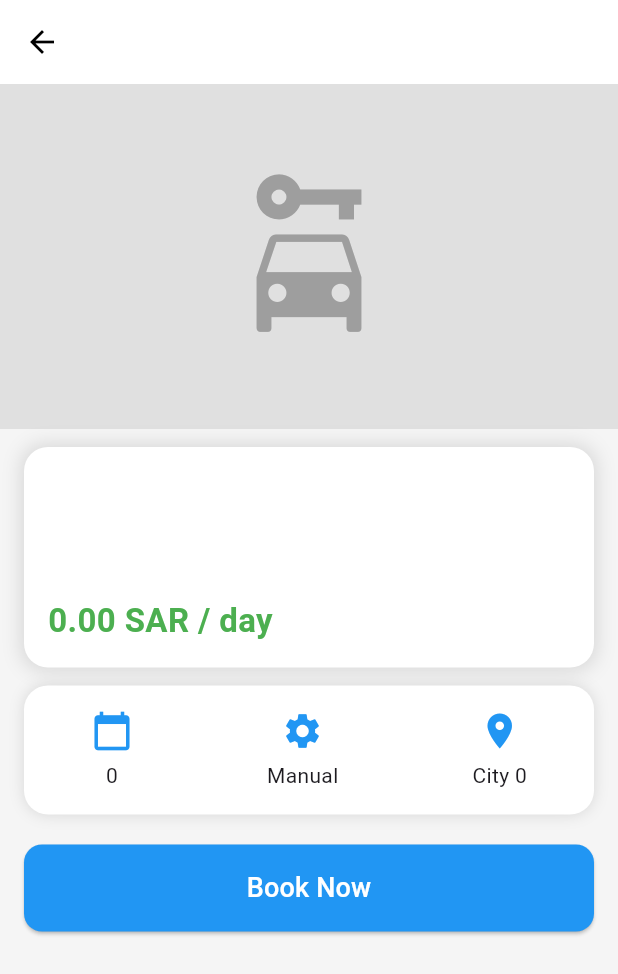
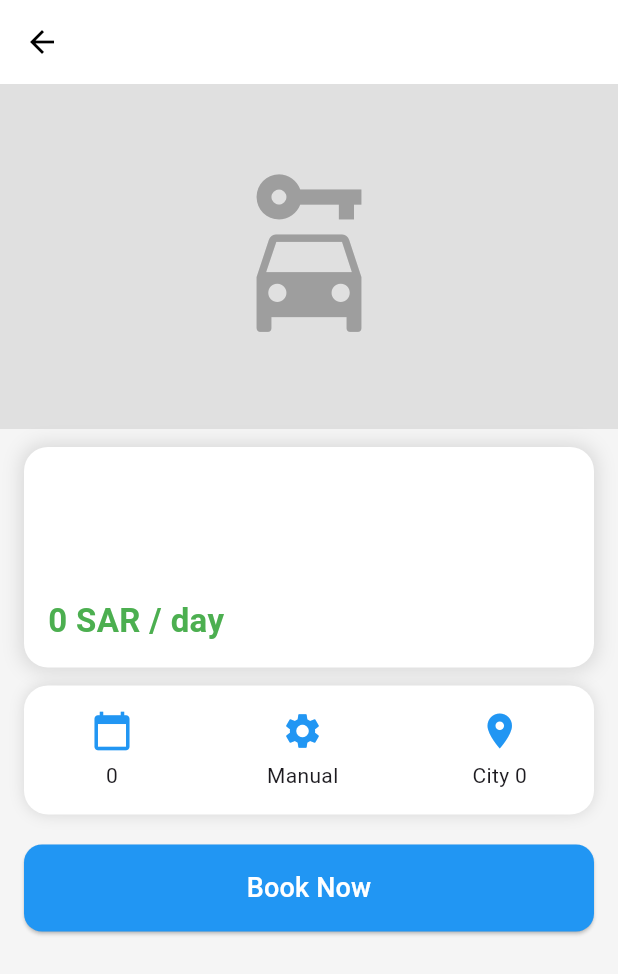
Before and after one commit to amersohail123/rental_app, a Flutter app: the CarDetailsScreen screen opened directly with empty values, on a phone screen of 412 x 824 dp. Shown: the top 974 px of the screen. Run offline on Flutter 3.47's test engine with Material 3 defaults, Android fonts, the phone set to English and light mode, and no system bars; network calls fail.

Commit message:
Update car_details_screen.dart

```diff
--- a/lib/screens/car_details_screen.dart
+++ b/lib/screens/car_details_screen.dart
@@ -18,22 +18,18 @@ class CarDetailsScreen extends StatelessWidget {
       body: SingleChildScrollView(
         child: Column(
           children: [
-            // --- Car Image ---
             _buildCarImage(),
 
             const SizedBox(height: 12),
 
-            // --- Car Info Card ---
             _buildCarInfoCard(),
 
             const SizedBox(height: 12),
 
-            // --- Features Row ---
             _buildFeaturesRow(),
 
             const SizedBox(height: 20),
 
-            // --- Book Button ---
             Padding(
               padding: const EdgeInsets.symmetric(horizontal: 16),
               child: SizedBox(
@@ -69,28 +65,30 @@ class CarDetailsScreen extends StatelessWidget {
     );
   }
 
-  // --------------------- WIDGETS ------------------------
-
+  // ---------------------------------------------------------
+  // FIXED: imageUrl is ALWAYS non-null in CarModel
+  // ---------------------------------------------------------
   Widget _buildCarImage() {
-    if (car.imageUrl != null && car.imageUrl!.isNotEmpty) {
     return SizedBox(
       height: 230,
       width: double.infinity,
-        child: Image.network(
-          car.imageUrl!,
+      child: (car.imageUrl.isNotEmpty)
+          ? Image.network(
+              car.imageUrl,
               fit: BoxFit.cover,
+            )
+          : Container(
+              color: Colors.grey[300],
+              child: const Center(
+                child: Icon(Icons.car_rental, size: 120, color: Colors.grey),
+              ),
             ),
     );
-    } else {
-      return Container(
-        height: 230,
-        width: double.infinity,
-        color: Colors.grey[300],
-        child: const Icon(Icons.car_rental, size: 120, color: Colors.grey),
-      );
-    }
   }
 
+  // ---------------------------------------------------------
+  // Car Information Card
+  // ---------------------------------------------------------
   Widget _buildCarInfoCard() {
     return Padding(
       padding: const EdgeInsets.symmetric(horizontal: 16),
@@ -126,7 +124,7 @@ class CarDetailsScreen extends StatelessWidget {
             const SizedBox(height: 16),
 
             Text(
-              "${car.pricePerDay.toStringAsFixed(2)} SAR / day",
+              "${car.pricePerDay.toStringAsFixed(0)} SAR / day",
               style: const TextStyle(
                 fontSize: 22,
                 fontWeight: FontWeight.bold,
@@ -139,6 +137,9 @@ class CarDetailsScreen extends StatelessWidget {
     );
   }
 
+  // ---------------------------------------------------------
+  // Car Features Row
+  // ---------------------------------------------------------
   Widget _buildFeaturesRow() {
     return Padding(
       padding: const EdgeInsets.symmetric(horizontal: 16),
```
Lines whose indentation alone changed are shown as unchanged.
